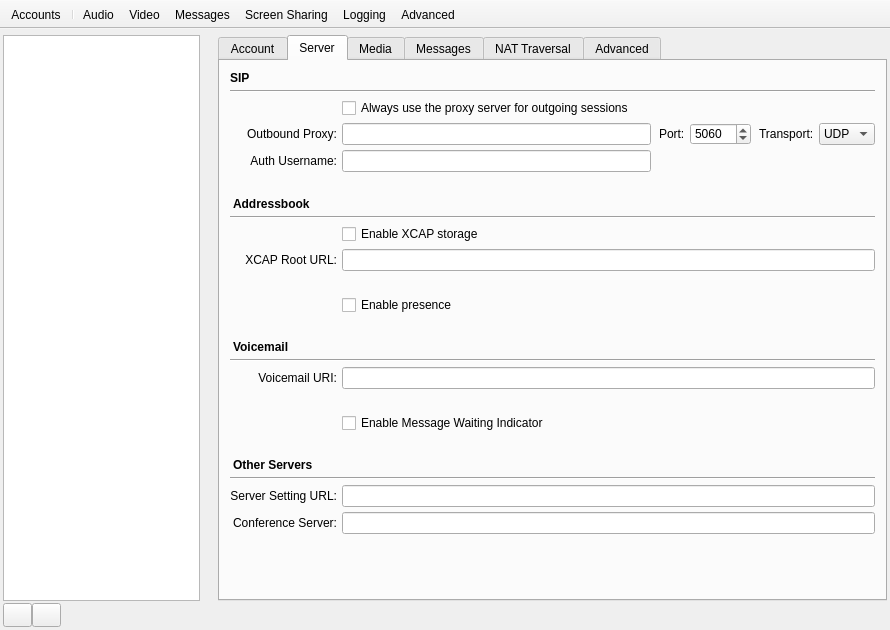
Above: resources/preferences.ui from AGProjects/blink-qt before the change. Below: the same form after it.
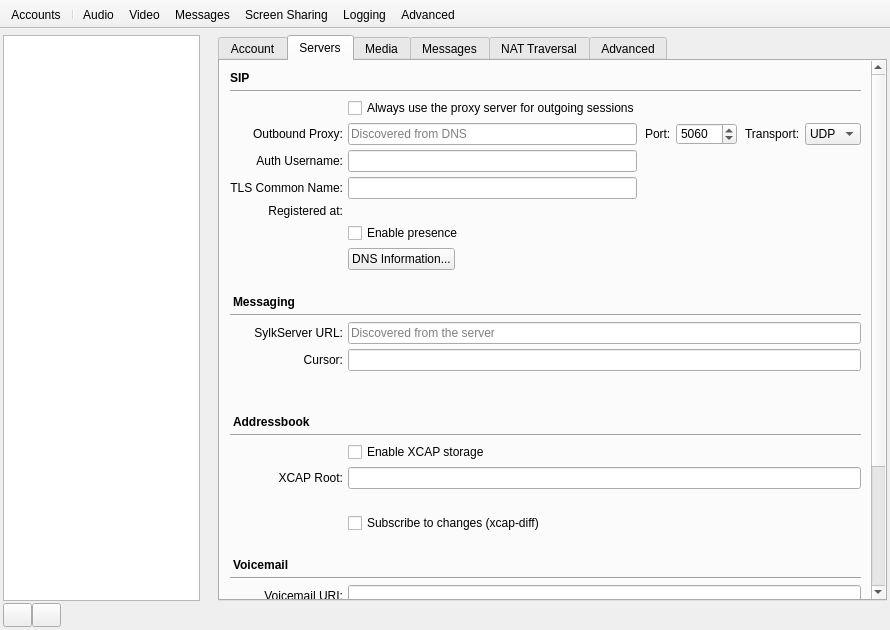
That is the form after the change. The open tabs and pages were chosen to show the change. Icons and pictures are not drawn. Custom widgets are drawn as their Qt base class.

```diff
--- a/resources/preferences.ui
+++ b/resources/preferences.ui
@@ -302,7 +302,7 @@
           </widget>
           <widget class="QWidget" name="server_settings_tab">
            <attribute name="title">
-            <string>Server</string>
+            <string>Servers</string>
            </attribute>
            <layout class="QVBoxLayout" name="server_settings_tab_outer_layout">
             <property name="leftMargin">
@@ -348,17 +348,17 @@
             <property name="spacing">
              <number>5</number>
             </property>
-            <item row="8" column="0">
+            <item row="17" column="0">
              <widget class="QLabel" name="xcap_root_label">
               <property name="text">
-               <string>XCAP Root URL:</string>
+               <string>XCAP Root:</string>
               </property>
               <property name="alignment">
                <set>Qt::AlignRight|Qt::AlignTrailing|Qt::AlignVCenter</set>
               </property>
              </widget>
             </item>
-            <item row="13" column="0">
+            <item row="22" column="0">
              <widget class="QLabel" name="voicemail_uri_label">
               <property name="text">
                <string>Voicemail URI:</string>
@@ -368,21 +368,31 @@
               </property>
              </widget>
             </item>
-            <item row="15" column="1" colspan="5">
+            <item row="24" column="1" colspan="5">
              <widget class="QCheckBox" name="account_enabled_mwi_button">
               <property name="text">
                <string>Enable Message Waiting Indicator</string>
               </property>
              </widget>
             </item>
-           <item row="10" column="1" colspan="5">
+            <item row="19" column="1" colspan="5">
+             <widget class="QCheckBox" name="xcap_diff_button">
+              <property name="toolTip">
+               <string>Subscribe to the xcap-diff event package, to learn at once of the changes other devices make to the stored documents</string>
+              </property>
+              <property name="text">
+               <string>Subscribe to changes (xcap-diff)</string>
+              </property>
+             </widget>
+            </item>
+           <item row="7" column="1" colspan="5">
              <widget class="QCheckBox" name="account_enabled_presence_button">
               <property name="text">
                <string>Enable presence</string>
               </property>
              </widget>
             </item>
-            <item row="9" column="1" colspan="5">
+            <item row="18" column="1" colspan="5">
              <widget class="QLabel" name="xcap_root_discovered_label">
               <property name="enabled">
                <bool>false</bool>
@@ -395,7 +405,7 @@
               </property>
              </widget>
             </item>
-            <item row="14" column="1" colspan="5">
+            <item row="23" column="1" colspan="5">
              <widget class="QLabel" name="voicemail_uri_discovered_label">
               <property name="enabled">
                <bool>false</bool>
@@ -431,7 +441,7 @@
               </property>
              </widget>
             </item>
-            <item row="19" column="1" colspan="5">
+            <item row="28" column="1" colspan="5">
              <widget class="LineEdit" name="conference_server_editor">
               <property name="widgetSpacing" stdset="0">
                <number>0</number>
@@ -442,9 +452,13 @@
              </widget>
             </item>
             <item row="3" column="1">
-             <widget class="QLineEdit" name="outbound_proxy_host_editor"/>
+             <widget class="QLineEdit" name="outbound_proxy_host_editor">
+              <property name="placeholderText">
+               <string>Discovered from DNS</string>
+              </property>
+             </widget>
             </item>
-            <item row="16" column="0" colspan="6">
+            <item row="25" column="0" colspan="6">
              <widget class="QLabel" name="voicemail_label">
               <property name="font">
                <font>
@@ -460,7 +474,129 @@
               </property>
              </widget>
             </item>
-            <item row="5" column="0" colspan="6">
+            <item row="5" column="0">
+             <widget class="QLabel" name="account_peer_name_label">
+              <property name="text">
+               <string>TLS Common Name:</string>
+              </property>
+              <property name="alignment">
+               <set>Qt::AlignRight|Qt::AlignTrailing|Qt::AlignVCenter</set>
+              </property>
+             </widget>
+            </item>
+            <item row="5" column="1">
+             <widget class="QLineEdit" name="account_tls_name_editor">
+              <property name="toolTip">
+               <string>The name the TLS certificate of the SIP proxy must carry (its Common Name or one of its names); the domain when empty</string>
+              </property>
+             </widget>
+            </item>
+            <item row="6" column="0">
+             <widget class="QLabel" name="registrar_label">
+              <property name="text">
+               <string>Registered at:</string>
+              </property>
+              <property name="alignment">
+               <set>Qt::AlignRight|Qt::AlignTrailing|Qt::AlignVCenter</set>
+              </property>
+             </widget>
+            </item>
+            <item row="6" column="1" colspan="5">
+             <widget class="QLabel" name="registrar_value_label">
+              <property name="text">
+               <string/>
+              </property>
+              <property name="textInteractionFlags">
+               <set>Qt::TextSelectableByMouse</set>
+              </property>
+             </widget>
+            </item>
+            <item row="8" column="1" colspan="5">
+             <widget class="QPushButton" name="dns_information_button">
+              <property name="sizePolicy">
+               <sizepolicy hsizetype="Maximum" vsizetype="Fixed">
+                <horstretch>0</horstretch>
+                <verstretch>0</verstretch>
+               </sizepolicy>
+              </property>
+              <property name="toolTip">
+               <string>The NAPTR, SRV and A records of the domain, the routes tried in order (RFC 3263) and the TLS certificates of its servers</string>
+              </property>
+              <property name="text">
+               <string>DNS Information...</string>
+              </property>
+             </widget>
+            </item>
+            <item row="9" column="0" colspan="6">
+             <widget class="QLabel" name="history_label">
+              <property name="font">
+               <font>
+                <weight>75</weight>
+                <bold>true</bold>
+               </font>
+              </property>
+              <property name="styleSheet">
+               <string notr="true">margin-top: 20px;</string>
+              </property>
+              <property name="text">
+               <string>Messaging</string>
+              </property>
+             </widget>
+            </item>
+            <item row="10" column="0" colspan="6">
+             <widget class="Line" name="history_line">
+              <property name="orientation">
+               <enum>Qt::Horizontal</enum>
+              </property>
+             </widget>
+            </item>
+            <item row="11" column="0">
+             <widget class="QLabel" name="history_url_label">
+              <property name="text">
+               <string>SylkServer URL:</string>
+              </property>
+              <property name="alignment">
+               <set>Qt::AlignRight|Qt::AlignTrailing|Qt::AlignVCenter</set>
+              </property>
+             </widget>
+            </item>
+            <item row="11" column="1" colspan="5">
+             <widget class="QLineEdit" name="history_url_editor">
+              <property name="readOnly">
+               <bool>true</bool>
+              </property>
+              <property name="placeholderText">
+               <string>Discovered from the server</string>
+              </property>
+             </widget>
+            </item>
+            <item row="12" column="0">
+             <widget class="QLabel" name="last_id_label">
+              <property name="text">
+               <string>Cursor:</string>
+              </property>
+              <property name="alignment">
+               <set>Qt::AlignRight|Qt::AlignTrailing|Qt::AlignVCenter</set>
+              </property>
+             </widget>
+            </item>
+            <item row="12" column="1" colspan="5">
+             <widget class="QLineEdit" name="last_id_editor"/>
+            </item>
+            <item row="13" column="1" colspan="5">
+             <widget class="QLabel" name="last_id_timestamp_label">
+              <property name="enabled">
+               <bool>false</bool>
+              </property>
+              <property name="text">
+               <string/>
+              </property>
+              <property name="textInteractionFlags">
+               <set>Qt::TextSelectableByMouse</set>
+              </property>
+             </widget>
+            </item>
+            <item row="14" column="0" colspan="6">
              <widget class="QLabel" name="addressbook_label">
               <property name="font">
                <font>
@@ -476,7 +612,7 @@
               </property>
              </widget>
             </item>
-            <item row="6" column="0" colspan="6">
+            <item row="15" column="0" colspan="6">
              <widget class="Line" name="addressbook_line">
               <property name="orientation">
                <enum>Qt::Horizontal</enum>
@@ -513,7 +649,7 @@
               </property>
              </widget>
             </item>
-            <item row="19" column="0">
+            <item row="28" column="0">
              <widget class="QLabel" name="conference_server_label">
               <property name="text">
                <string>Conference Server:</string>
@@ -523,7 +659,7 @@
               </property>
              </widget>
             </item>
-            <item row="20" column="0" colspan="6">
+            <item row="29" column="0" colspan="6">
              <spacer name="server_settings_spacer">
               <property name="orientation">
                <enum>Qt::Vertical</enum>
@@ -536,14 +672,14 @@
               </property>
              </spacer>
             </item>
-            <item row="17" column="0" colspan="6">
+            <item row="26" column="0" colspan="6">
              <widget class="Line" name="line_5">
               <property name="orientation">
                <enum>Qt::Horizontal</enum>
               </property>
              </widget>
             </item>
-            <item row="11" column="0" colspan="6">
+            <item row="20" column="0" colspan="6">
              <widget class="QLabel" name="voicemail_section_label">
               <property name="font">
                <font>
@@ -559,14 +695,14 @@
               </property>
              </widget>
             </item>
-            <item row="12" column="0" colspan="6">
+            <item row="21" column="0" colspan="6">
              <widget class="Line" name="voicemail_line">
               <property name="orientation">
                <enum>Qt::Horizontal</enum>
               </property>
              </widget>
             </item>
-            <item row="13" column="1" colspan="5">
+            <item row="22" column="1" colspan="5">
              <widget class="LineEdit" name="voicemail_uri_editor">
               <property name="inactiveText" stdset="0">
                <string>Discovered by subscribing to myself</string>
@@ -605,17 +741,17 @@
             <item row="4" column="1">
              <widget class="QLineEdit" name="auth_username_editor"/>
             </item>
-            <item row="18" column="0">
+            <item row="27" column="0">
              <widget class="QLabel" name="server_tools_url_label">
               <property name="text">
-               <string>Server Setting URL:</string>
+               <string>Account Webpage:</string>
               </property>
               <property name="alignment">
                <set>Qt::AlignRight|Qt::AlignTrailing|Qt::AlignVCenter</set>
               </property>
              </widget>
             </item>
-            <item row="8" column="1" colspan="5">
+            <item row="17" column="1" colspan="5">
              <widget class="LineEdit" name="xcap_root_editor">
               <property name="inactiveText" stdset="0">
                <string>Taken from the DNS TXT record for xcap.domain</string>
@@ -651,10 +787,10 @@
               </property>
              </widget>
             </item>
-            <item row="18" column="1" colspan="5">
+            <item row="27" column="1" colspan="5">
              <widget class="QLineEdit" name="server_tools_url_editor"/>
             </item>
-            <item row="7" column="1" colspan="5">
+            <item row="16" column="1" colspan="5">
              <widget class="QCheckBox" name="enable_xcap_button">
               <property name="text">
                <string>Enable XCAP storage</string>
@@ -1108,13 +1244,6 @@
                  </property>
                 </widget>
                </item>
-               <item row="15" column="1">
-                <widget class="QLineEdit" name="last_id_editor">
-                 <property name="enabled">
-                  <bool>false</bool>
-                 </property>
-                </widget>
-               </item>
                <item row="2" column="0" colspan="2">
                 <widget class="QCheckBox" name="message_cpim_enabled_button">
                  <property name="text">
@@ -1138,46 +1267,6 @@
                  </property>
                 </widget>
                </item>
-               <item row="12" column="0" colspan="2">
-                <widget class="QCheckBox" name="message_replication_button">
-                 <property name="text">
-                  <string>Handle replicated messages from other devices</string>
-                 </property>
-                </widget>
-               </item>
-               <item row="14" column="1">
-                <widget class="QLineEdit" name="history_url_editor">
-                 <property name="enabled">
-                  <bool>false</bool>
-                 </property>
-                 <property name="readOnly">
-                  <bool>false</bool>
-                 </property>
-                </widget>
-               </item>
-               <item row="10" column="0" colspan="2">
-                <widget class="QLabel" name="history_label">
-                 <property name="font">
-                  <font>
-                   <weight>75</weight>
-                   <bold>true</bold>
-                  </font>
-                 </property>
-                 <property name="styleSheet">
-                  <string notr="true">margin-top: 20px;</string>
-                 </property>
-                 <property name="text">
-                  <string>History and synchronization</string>
-                 </property>
-                </widget>
-               </item>
-               <item row="14" column="0" alignment="Qt::AlignRight">
-                <widget class="QLabel" name="history_url_label">
-                 <property name="text">
-                  <string>Server URL</string>
-                 </property>
-                </widget>
-               </item>
                <item row="9" column="0" colspan="2">
                 <widget class="QCheckBox" name="message_pgp_enabled_button">
                  <property name="text">
@@ -1232,27 +1321,6 @@
                  </property>
                 </widget>
                </item>
-               <item row="11" column="0" colspan="2">
-                <widget class="Line" name="history_line">
-                 <property name="orientation">
-                  <enum>Qt::Horizontal</enum>
-                 </property>
-                </widget>
-               </item>
-               <item row="15" column="0" alignment="Qt::AlignRight">
-                <widget class="QLabel" name="last_id_label">
-                 <property name="text">
-                  <string>Last fetched ID</string>
-                 </property>
-                </widget>
-               </item>
-               <item row="13" column="0" colspan="2">
-                <widget class="QCheckBox" name="message_synchronization_button">
-                 <property name="text">
-                  <string>Enable offline messaging (requires SylkServer)</string>
-                 </property>
-                </widget>
-               </item>
               </layout>
              </widget>
             </item>
@@ -1771,51 +1839,6 @@
               </layout>
              </widget>
             </item>
-            <item row="2" column="0" colspan="3">
-             <widget class="QLabel" name="account_tls_settings_label">
-              <property name="font">
-               <font>
-                <weight>75</weight>
-                <bold>true</bold>
-               </font>
-              </property>
-              <property name="styleSheet">
-               <string notr="true">m</string>
-              </property>
-              <property name="text">
-               <string>TLS Settings</string>
-              </property>
-             </widget>
-            </item>
-            <item row="5" column="0">
-             <widget class="QLabel" name="account_peer_name_label">
-              <property name="sizePolicy">
-               <sizepolicy hsizetype="Fixed" vsizetype="Preferred">
-                <horstretch>0</horstretch>
-                <verstretch>0</verstretch>
-               </sizepolicy>
-              </property>
-              <property name="minimumSize">
-               <size>
-                <width>140</width>
-                <height>0</height>
-               </size>
-              </property>
-              <property name="text">
-               <string>SIP Proxy CN:</string>
-              </property>
-              <property name="alignment">
-               <set>Qt::AlignRight|Qt::AlignTrailing|Qt::AlignVCenter</set>
-              </property>
-             </widget>
-            </item>
-            <item row="3" column="0" colspan="3">
-             <widget class="Line" name="line_11">
-              <property name="orientation">
-               <enum>Qt::Horizontal</enum>
-              </property>
-             </widget>
-            </item>
             <item row="1" column="0" colspan="3">
              <widget class="QWidget" name="pstn_widget" native="true">
               <layout class="QGridLayout" name="pstn_widget_layout">
@@ -2053,19 +2076,6 @@
               </layout>
              </widget>
             </item>
-            <item row="5" column="1" colspan="2">
-             <widget class="QLineEdit" name="account_tls_name_editor">
-              <property name="sizePolicy">
-               <sizepolicy hsizetype="Fixed" vsizetype="Fixed">
-                <horstretch>0</horstretch>
-                <verstretch>0</verstretch>
-               </sizepolicy>
-              </property>
-              <property name="toolTip">
-               <string>&lt;html&gt;&lt;head/&gt;&lt;body&gt;&lt;p&gt;Verify the remote TLS certifcate Common Name against this name&lt;/p&gt;&lt;/body&gt;&lt;/html&gt;</string>
-              </property>
-             </widget>
-            </item>
             <item row="6" column="1">
              <spacer name="account_tls_settings_spacer">
               <property name="orientation">
```
Left out of the diff: 190 changed lines with no effect on the pictures.
